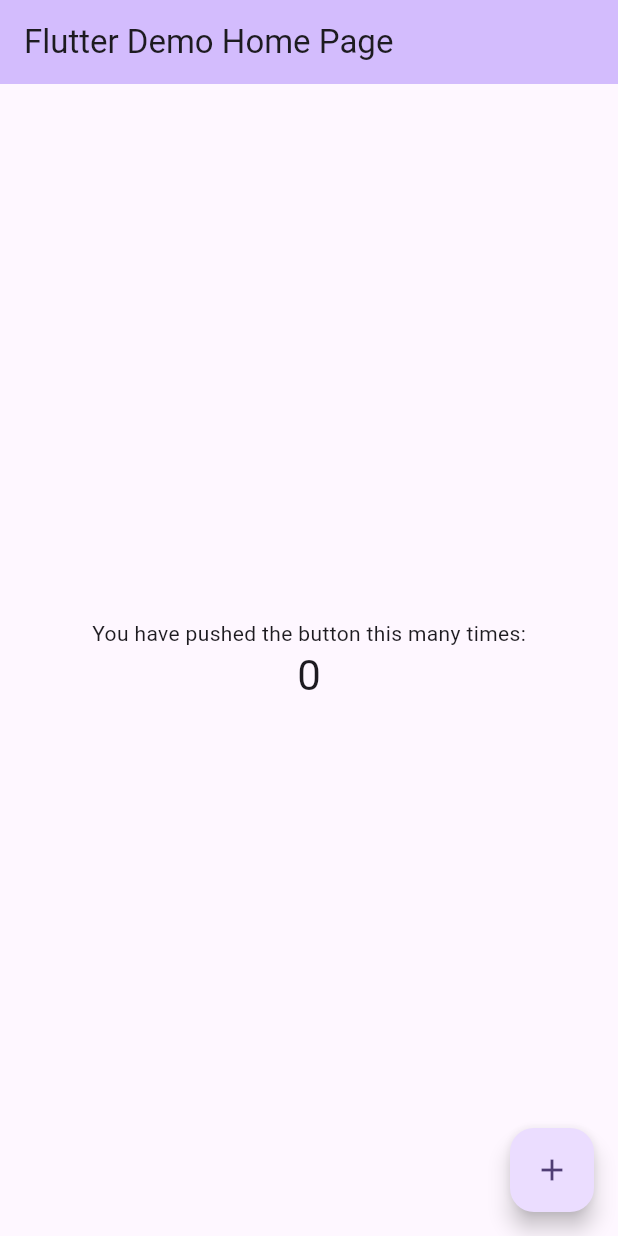
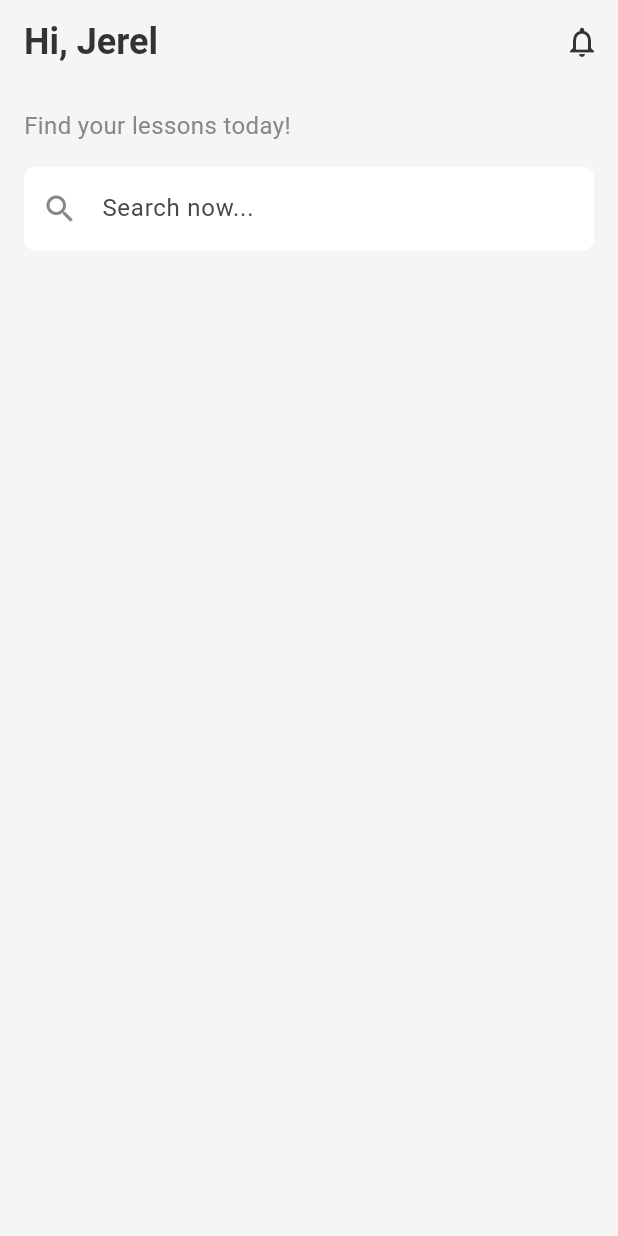
Before and after one commit to Psiyllo/bmi-app-flutter, a Flutter app: the screen it shows after launch, on a phone screen of 412 x 824 dp. Run offline on Flutter 3.47's test engine with Material 3 defaults, Android fonts, the phone set to English and light mode, and no system bars.

Commit message:
home page

```diff
--- /dev/null
+++ b/lib/core/widgets/search_bar.dart
@@ -0,0 +1,20 @@
+import 'package:flutter/material.dart';
+import '../../../core/styles/colors.dart';
+
+class CustomSearchBar extends StatelessWidget {
+  @override
+  Widget build(BuildContext context) {
+    return TextField(
+      decoration: InputDecoration(
+        hintText: 'Search now...',
+        prefixIcon: Icon(Icons.search, color: appColors.textSecondary),
+        filled: true,
+        fillColor: Colors.white,
+        border: OutlineInputBorder(
+          borderRadius: BorderRadius.circular(8),
+          borderSide: BorderSide.none,
+        ),
+      ),
+    );
+  }
+}
--- /dev/null
+++ b/lib/features/home/domain/lesson.dart
@@ -0,0 +1,11 @@
+class Lesson {
+  final String title;
+  final String duration;
+  final double rating;
+
+  Lesson({
+    required this.title,
+    required this.duration,
+    required this.rating,
+  });
+}
--- /dev/null
+++ b/lib/features/home/domain/lesson_repository.dart
@@ -0,0 +1,10 @@
+import '../domain/lesson.dart';
+
+class LessonRepository {
+  List<Lesson> getLessons() {
+    return [
+      Lesson(title: 'Figma Master Class', duration: '6h 30min', rating: 4.9),
+      Lesson(title: 'Web Design Basics', duration: '8h 00min', rating: 4.8),
+    ];
+  }
+}
--- /dev/null
+++ b/lib/features/home/presentation/home.dart
@@ -0,0 +1,34 @@
+import 'package:flutter/material.dart';
+import '../../../core/styles/text_styles.dart';
+import '../../../core/styles/colors.dart';
+import 'package:learningapp/core/widgets/search_bar.dart';
+
+class HomeScreen extends StatelessWidget {
+  @override
+  Widget build(BuildContext context) {
+    return Scaffold(
+      appBar: AppBar(
+        backgroundColor: Colors.transparent,
+        elevation: 0,
+        title: Text('Hi, Jerel', style: AppTextStyles.heading),
+        actions: [
+          IconButton(
+            icon: Icon(Icons.notifications_outlined, color: appColors.textPrimary),
+            onPressed: () {},
+          ),
+        ],
+      ),
+      body: Padding(
+        padding: const EdgeInsets.all(16.0),
+        child: Column(
+          crossAxisAlignment: CrossAxisAlignment.start,
+          children: [
+            Text('Find your lessons today!', style: AppTextStyles.subtitle),
+            SizedBox(height: 16),
+            CustomSearchBar(), // Use o novo nome aqui.
+          ],
+        ),
+      ),
+    );
+  }
+}
--- a/lib/main.dart
+++ b/lib/main.dart
@@ -1,125 +1,21 @@
 import 'package:flutter/material.dart';
+import 'features/home/presentation/home.dart';
+import 'core/styles/colors.dart';
 
 void main() {
-  runApp(const MyApp());
+  runApp(MyApp());
 }
 
 class MyApp extends StatelessWidget {
-  const MyApp({super.key});
-
-  // This widget is the root of your application.
   @override
   Widget build(BuildContext context) {
     return MaterialApp(
-      title: 'Flutter Demo',
+      debugShowCheckedModeBanner: false,
       theme: ThemeData(
-        // This is the theme of your application.
-        //
-        // TRY THIS: Try running your application with "flutter run". You'll see
-        // the application has a purple toolbar. Then, without quitting the app,
-        // try changing the seedColor in the colorScheme below to Colors.green
-        // and then invoke "hot reload" (save your changes or press the "hot
-        // reload" button in a Flutter-supported IDE, or press "r" if you used
-        // the command line to start the app).
-        //
-        // Notice that the counter didn't reset back to zero; the application
-        // state is not lost during the reload. To reset the state, use hot
-        // restart instead.
-        //
-        // This works for code too, not just values: Most code changes can be
-        // tested with just a hot reload.
-        colorScheme: ColorScheme.fromSeed(seedColor: Colors.deepPurple),
-        useMaterial3: true,
+        primaryColor: appColors.primary,
+        scaffoldBackgroundColor: appColors.background,
       ),
-      home: const MyHomePage(title: 'Flutter Demo Home Page'),
+      home: HomeScreen(),
     );
   }
 }
-
-class MyHomePage extends StatefulWidget {
-  const MyHomePage({super.key, required this.title});
-
-  // This widget is the home page of your application. It is stateful, meaning
-  // that it has a State object (defined below) that contains fields that affect
-  // how it looks.
-
-  // This class is the configuration for the state. It holds the values (in this
-  // case the title) provided by the parent (in this case the App widget) and
-  // used by the build method of the State. Fields in a Widget subclass are
-  // always marked "final".
-
-  final String title;
-
-  @override
-  State<MyHomePage> createState() => _MyHomePageState();
-}
-
-class _MyHomePageState extends State<MyHomePage> {
-  int _counter = 0;
-
-  void _incrementCounter() {
-    setState(() {
-      // This call to setState tells the Flutter framework that something has
-      // changed in this State, which causes it to rerun the build method below
-      // so that the display can reflect the updated values. If we changed
-      // _counter without calling setState(), then the build method would not be
-      // called again, and so nothing would appear to happen.
-      _counter++;
-    });
-  }
-
-  @override
-  Widget build(BuildContext context) {
-    // This method is rerun every time setState is called, for instance as done
-    // by the _incrementCounter method above.
-    //
-    // The Flutter framework has been optimized to make rerunning build methods
-    // fast, so that you can just rebuild anything that needs updating rather
-    // than having to individually change instances of widgets.
-    return Scaffold(
-      appBar: AppBar(
-        // TRY THIS: Try changing the color here to a specific color (to
-        // Colors.amber, perhaps?) and trigger a hot reload to see the AppBar
-        // change color while the other colors stay the same.
-        backgroundColor: Theme.of(context).colorScheme.inversePrimary,
-        // Here we take the value from the MyHomePage object that was created by
-        // the App.build method, and use it to set our appbar title.
-        title: Text(widget.title),
-      ),
-      body: Center(
-        // Center is a layout widget. It takes a single child and positions it
-        // in the middle of the parent.
-        child: Column(
-          // Column is also a layout widget. It takes a list of children and
-          // arranges them vertically. By default, it sizes itself to fit its
-          // children horizontally, and tries to be as tall as its parent.
-          //
-          // Column has various properties to control how it sizes itself and
-          // how it positions its children. Here we use mainAxisAlignment to
-          // center the children vertically; the main axis here is the vertical
-          // axis because Columns are vertical (the cross axis would be
-          // horizontal).
-          //
-          // TRY THIS: Invoke "debug painting" (choose the "Toggle Debug Paint"
-          // action in the IDE, or press "p" in the console), to see the
-          // wireframe for each widget.
-          mainAxisAlignment: MainAxisAlignment.center,
-          children: <Widget>[
-            const Text(
-              'You have pushed the button this many times:',
-            ),
-            Text(
-              '$_counter',
-              style: Theme.of(context).textTheme.headlineMedium,
-            ),
-          ],
-        ),
-      ),
-      floatingActionButton: FloatingActionButton(
-        onPressed: _incrementCounter,
-        tooltip: 'Increment',
-        child: const Icon(Icons.add),
-      ), // This trailing comma makes auto-formatting nicer for build methods.
-    );
-  }
-}
```
